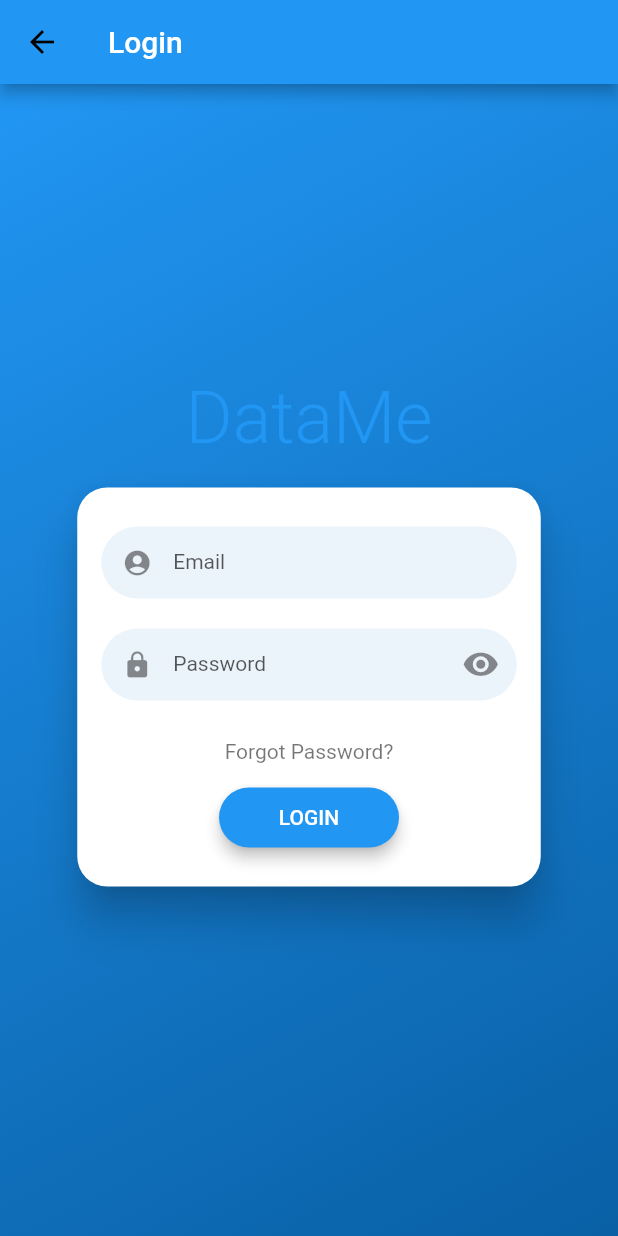
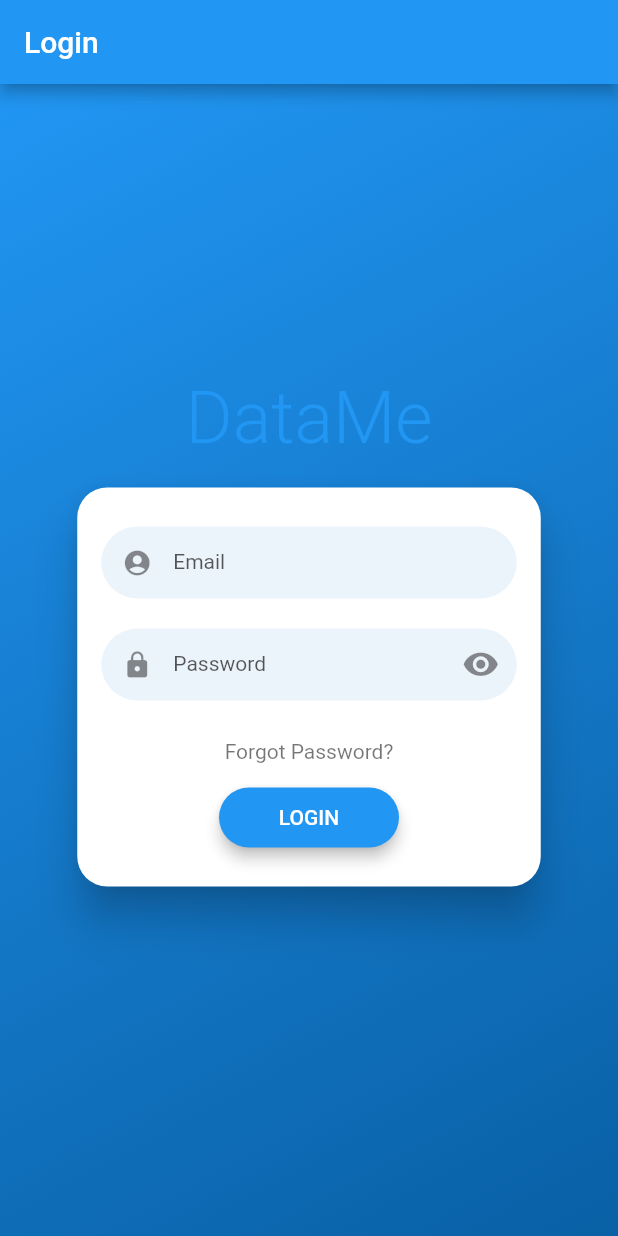
Before and after one commit to AndreaVDev/DisplayData, a Flutter app: the screen it shows after launch, on a phone screen of 412 x 824 dp. Run offline on Flutter 3.47's test engine with Material 2 defaults, Android fonts, the light colour scheme and no system bars; drawn by our look-alikes of flutter_login.

Commit message:
Deleted not used imports

```diff
--- a/visualizedata/lib/main.dart
+++ b/visualizedata/lib/main.dart
@@ -27,10 +27,6 @@ class MyHomePage extends StatelessWidget {
       //drawer: NavDrawer(),
       appBar: AppBar(
         title: Text('Login'),
-        leading: IconButton(
-          icon: Icon(Icons.arrow_back, color: Colors.black),
-          onPressed: () => Navigator.of(context).pop(),
-        ),
       ),
       body: Center(
         child: MyFlutterLoginWidget(),
--- a/visualizedata/lib/models/photo_model.dart
+++ b/visualizedata/lib/models/photo_model.dart
@@ -1,7 +1,3 @@
-import 'dart:ffi';
-
-import 'package:flutter/foundation.dart';
-
 class Photo {
   final int albumId;
   final int id;
--- a/visualizedata/lib/models/post_model.dart
+++ b/visualizedata/lib/models/post_model.dart
@@ -1,5 +1,3 @@
-import 'package:flutter/foundation.dart';
-
 class Post {
   final int userId;
   final int id;
--- a/visualizedata/lib/models/todo_model.dart
+++ b/visualizedata/lib/models/todo_model.dart
@@ -1,5 +1,3 @@
-import 'package:flutter/foundation.dart';
-
 class Todo {
   final int userId;
   final int id;
```
Also changed, not shown: visualizedata/pubspec.lock.
